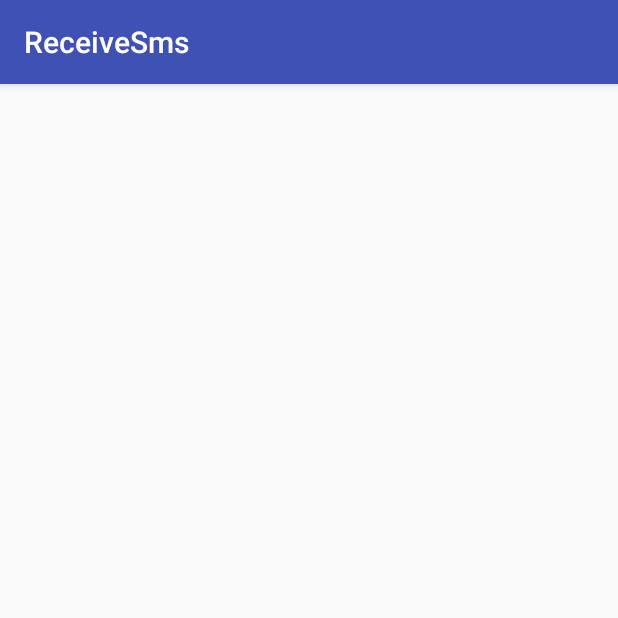
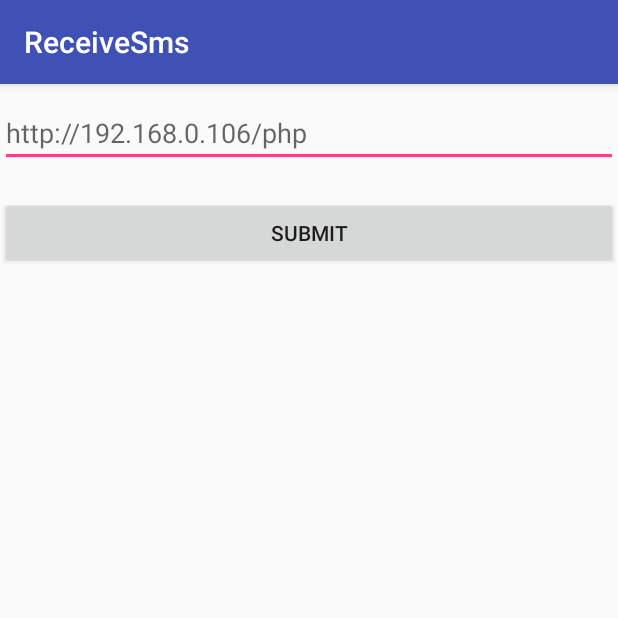
Before and after one commit to HarshaNalluru/cs252project, an Android app: the screen it shows after launch (MainActivity), on a phone screen of 412 x 824 dp, the top half of it. Run offline under Robolectric (Android 15) with nearby library versions, the phone set to English and light mode, and no system bars; libraries missing offline, so code that uses them is left out: retrofit.client.

Commit message:
added ip
ip added

```diff
--- a/ReceiveSms/app/src/main/java/com/example/harsha/receivesms/MainActivity.java
+++ b/ReceiveSms/app/src/main/java/com/example/harsha/receivesms/MainActivity.java
@@ -1,7 +1,12 @@
 package com.example.harsha.receivesms;
 
+import android.content.Context;
+import android.content.SharedPreferences;
 import android.support.v7.app.AppCompatActivity;
 import android.os.Bundle;
+import android.view.View;
+import android.widget.Button;
+import android.widget.EditText;
 import android.widget.Toast;
 
 import com.google.gson.reflect.TypeToken;
@@ -19,11 +24,25 @@ import retrofit.RetrofitError;
 import retrofit.client.Response;
 
 public class MainActivity extends AppCompatActivity {
-
+    EditText editText;
+    Button submit;
     @Override
     protected void onCreate(Bundle savedInstanceState) {
         super.onCreate(savedInstanceState);
         setContentView(R.layout.activity_main);
+        final SharedPreferences sharedPreferences = getSharedPreferences("ipaddress", Context.MODE_PRIVATE);
+        sharedPreferences.getString("ip","");
+         editText = (EditText)findViewById(R.id.ipaddress);
+         submit = (Button)findViewById(R.id.button);
+        submit.setOnClickListener(new View.OnClickListener() {
+            @Override
+            public void onClick(View v) {
+                SharedPreferences.Editor editor = sharedPreferences.edit();
+                editor.putString("ip",editText.getText().toString());
+                editor.commit();
+            }
+        });
+
 
     }
 }
--- a/ReceiveSms/app/src/main/res/layout/activity_main.xml
+++ b/ReceiveSms/app/src/main/res/layout/activity_main.xml
@@ -3,10 +3,22 @@
     xmlns:tools="http://schemas.android.com/tools"
     android:layout_width="match_parent"
     android:layout_height="match_parent"
-    android:paddingBottom="@dimen/activity_vertical_margin"
-    android:paddingLeft="@dimen/activity_horizontal_margin"
-    android:paddingRight="@dimen/activity_horizontal_margin"
-    android:paddingTop="@dimen/activity_vertical_margin"
+
     tools:context="com.example.harsha.receivesms.MainActivity">
-
+    <EditText
+        android:layout_width="match_parent"
+        android:layout_height="wrap_content"
+        android:id="@+id/ipaddress"
+        android:layout_marginTop="10dp"
+        android:layout_marginBottom="20dp"
+        android:hint="http://192.168.0.106/php"
+        />
+    <Button
+        android:layout_width="match_parent"
+        android:layout_height="wrap_content"
+        android:id="@+id/button"
+        android:text="submit"
+        android:layout_below="@+id/ipaddress"
+        android:layout_alignParentLeft="true"
+        android:layout_alignParentStart="true" />
 </RelativeLayout>
```
Also changed, not shown: ReceiveSms/app/src/main/java/com/example/harsha/receivesms/IncomingSms.java (+6 -4 lines).
